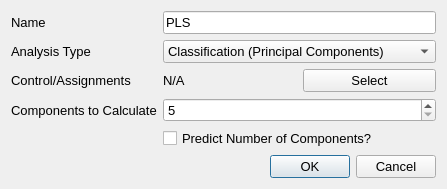
Old version of the form Vespucci/GUI/Analysis/plsdialog.ui in the repository VespucciProject/Vespucci.
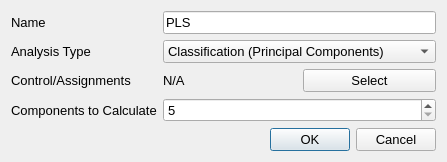
New version of the form.

Commit message: MetaAnalyzer, MultiAnalyzer and VespucciDataset now inherit a new abstract class (AbstractDataAnalyzer), removing the klugy overloaded constructors that were used for analysis dialogs. Rank estimation moved out of dialogs.

The edit to the form file:
```diff
--- a/Vespucci/GUI/Analysis/plsdialog.ui
+++ b/Vespucci/GUI/Analysis/plsdialog.ui
@@ -7,7 +7,7 @@
     <x>0</x>
     <y>0</y>
     <width>447</width>
-    <height>187</height>
+    <height>159</height>
    </rect>
   </property>
   <property name="font">
@@ -104,14 +104,7 @@
      </property>
     </widget>
    </item>
-   <item row="4" column="1">
-    <widget class="QCheckBox" name="predictionCheckBox">
-     <property name="text">
-      <string>Predict Number of Components?</string>
-     </property>
-    </widget>
-   </item>
-   <item row="5" column="0" colspan="2">
+   <item row="4" column="0" colspan="2">
     <widget class="QDialogButtonBox" name="buttonBox">
      <property name="standardButtons">
       <set>QDialogButtonBox::Cancel|QDialogButtonBox::Ok</set>
```
The commit also changes 46 other files.
